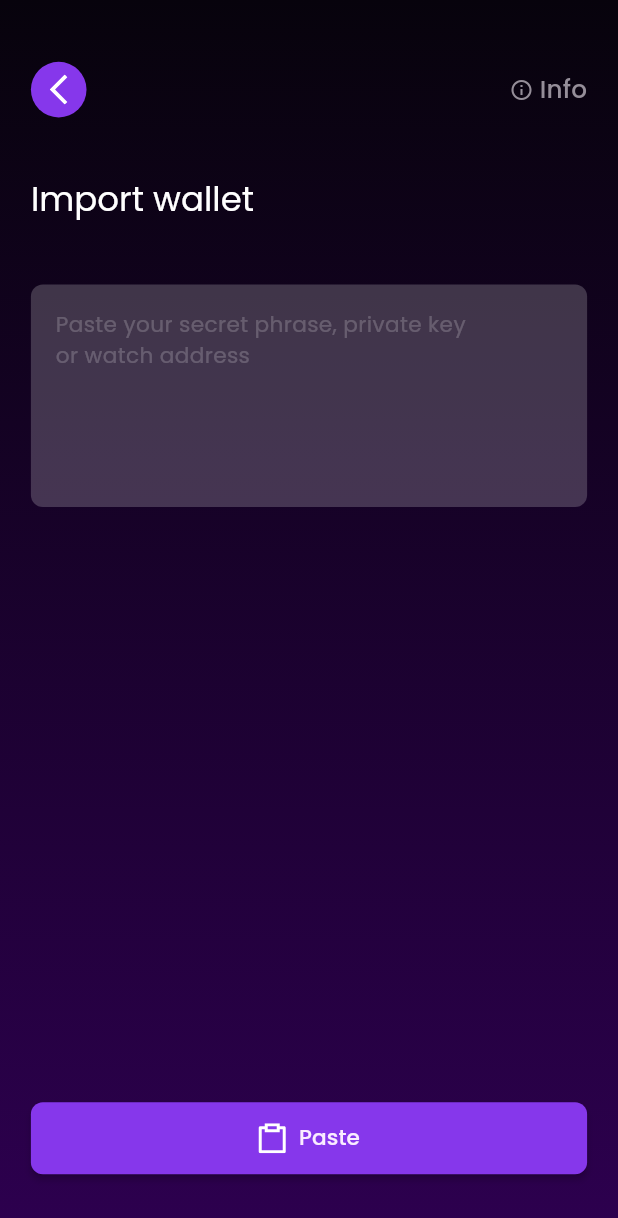
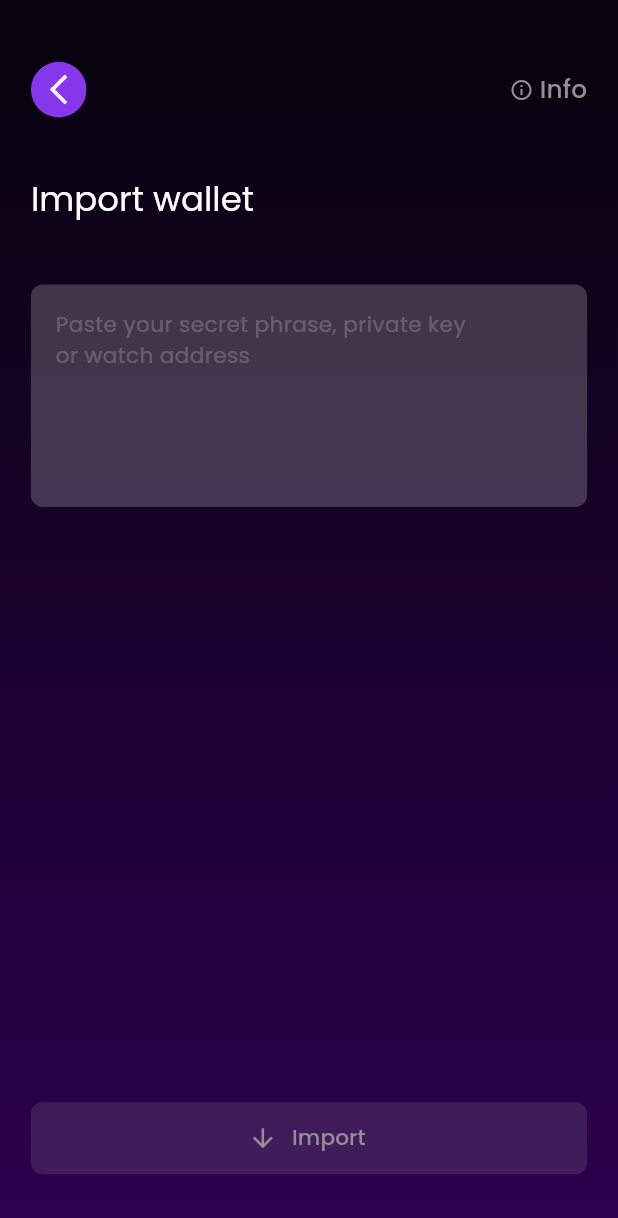
Before and after one commit to Tezsure/plenty-wallet, a Flutter app: the ImportWalletPageView screen opened by its route, on a phone screen of 412 x 824 dp. Shown: the top 1218 px of the screen. Run offline on Flutter 3.47's test engine with Material 2 defaults, Android fonts, the phone set to English and light mode, and no system bars; our stand-ins replace device_preview, flutter_svg, get, lottie.

Commit message:
review minor changes

```diff
--- a/lib/app/modules/import_wallet_page/views/import_wallet_page_view.dart
+++ b/lib/app/modules/import_wallet_page/views/import_wallet_page_view.dart
@@ -102,8 +102,9 @@ class ImportWalletPageView extends GetView<ImportWalletPageController> {
                                     border: InputBorder.none),
                               ),
                             ),
-                            Obx(() => controller.phraseTextController.value !=
-                                        null &&
+                            Obx(() => controller.phraseTextController.value
+                                            .value.text !=
+                                        "" &&
                                     controller.phraseTextController.value.text
                                         .isNotEmpty
                                 ? Align(
@@ -135,7 +136,7 @@ class ImportWalletPageView extends GetView<ImportWalletPageController> {
             ),
           ),
           Obx(
-            () => controller.phraseTextController.value != null &&
+            () => controller.phraseTextController.value.value.text != "" &&
                     controller.phraseTextController.value.text.isEmpty
                 ? pasteButton()
                 : importButton(),
@@ -179,8 +180,10 @@ class ImportWalletPageView extends GetView<ImportWalletPageController> {
             barrierColor: Colors.white.withOpacity(0.2),
           );
         },
-        active:
-            controller.phraseTextController.value.text.split(" ").length == 12,
+        active: controller.phraseTextController.value.value.text
+                .split(" ")
+                .length ==
+            12,
         inActiveChild: Row(
           mainAxisAlignment: MainAxisAlignment.center,
           children: [
@@ -189,7 +192,7 @@ class ImportWalletPageView extends GetView<ImportWalletPageController> {
               fit: BoxFit.scaleDown,
               color: ColorConst.NeutralVariant.shade60,
             ),
-            0.005.hspace,
+            0.03.hspace,
             Text(
               "Import",
               style: titleSmall.apply(color: ColorConst.NeutralVariant.shade60),
@@ -204,7 +207,7 @@ class ImportWalletPageView extends GetView<ImportWalletPageController> {
               fit: BoxFit.scaleDown,
               color: ColorConst.Neutral.shade95,
             ),
-            0.005.hspace,
+            0.03.hspace,
             Text(
               "Import",
               style: titleSmall.apply(color: ColorConst.Neutral.shade95),
@@ -251,7 +254,9 @@ class ImportWalletPageView extends GetView<ImportWalletPageController> {
               style: titleLarge,
             ),
             0.03.vspace,
-            Expanded(child: AccountWidget()),
+            Expanded(
+              child: AccountWidget(),
+            ),
             0.03.vspace,
             SolidButton(
               onPressed: () {},
--- a/lib/app/modules/import_wallet_page/widgets/accounts_widget.dart
+++ b/lib/app/modules/import_wallet_page/widgets/accounts_widget.dart
@@ -94,12 +94,13 @@ class _AccountWidgetState extends State<AccountWidget> {
           CircleAvatar(
             radius: 30,
           ),
-          0.01.hspace,
+          0.05.hspace,
           Column(
             mainAxisAlignment: MainAxisAlignment.center,
+            crossAxisAlignment: CrossAxisAlignment.start,
             children: [
               Text(
-                "tz1...qfDZg",
+                "tz1...qfDZg\n",
                 style: bodySmall,
               ),
               Text(
```
